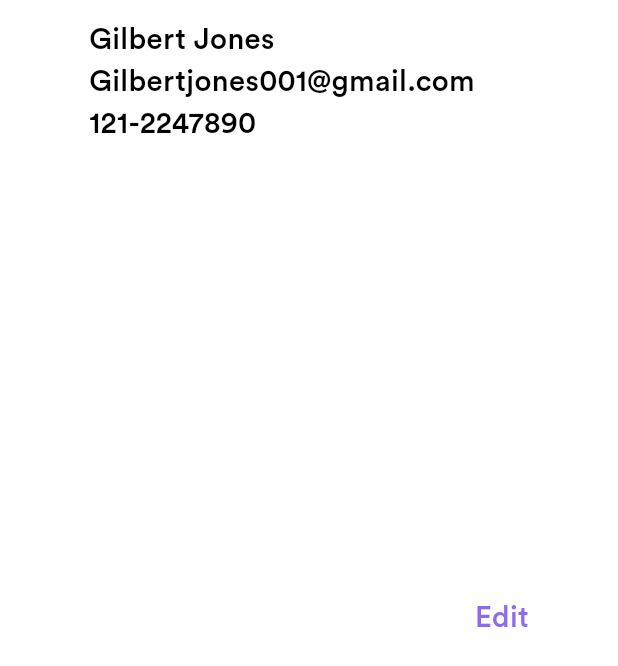
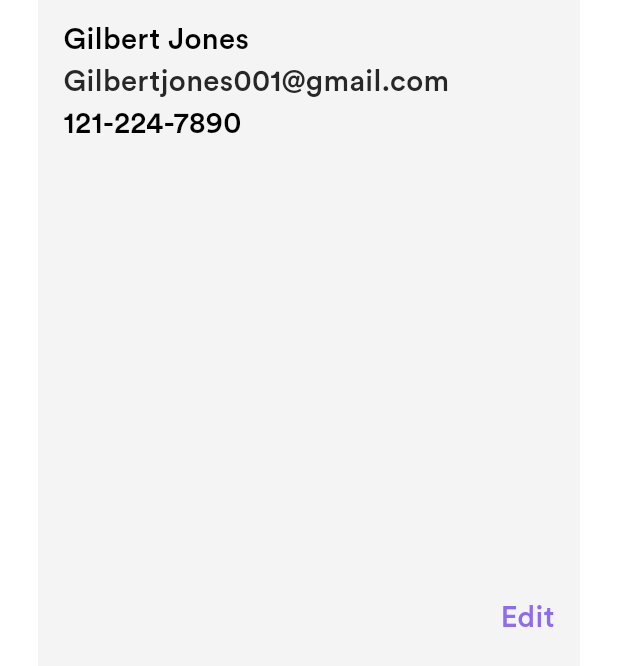
Before and after one commit to OLADISEA/Fashion-Finds, a Flutter app: what userInfo() shows on an empty page, opened directly, on a phone screen of 412 x 824 dp. Shown: the top 666 px of the screen. Run offline on Flutter 3.47's test engine with Material 3 defaults, Android fonts, the light colour scheme and no system bars; our stand-ins replace carousel_slider, equatable, flutter_bloc, flutter_screenutil, persistent_bottom_nav_bar.

Commit message:
Refactored some codes

```diff
--- a/lib/src/ui/screen/settings_page/widget/widget.dart
+++ b/lib/src/ui/screen/settings_page/widget/widget.dart
@@ -1,21 +1,25 @@
 import 'package:fashion_finds/src/ui/common/app_colors/app_colors.dart';
 import 'package:fashion_finds/src/ui/common/widgets/widgets.dart';
-import 'package:flutter/cupertino.dart';
+import 'package:flutter/material.dart';
 import 'package:flutter_screenutil/flutter_screenutil.dart';
 
-Widget userInfo(){
+Widget userInfo(BuildContext context){
   return Container(
+    decoration: BoxDecoration(
+      color: Theme.of(context).colorScheme.tertiary,
+
+    ),
     margin: EdgeInsets.symmetric(horizontal: 24.w),
     padding: EdgeInsets.symmetric(horizontal: 16.w,vertical: 13.h),
     child: Row(
-      mainAxisAlignment: MainAxisAlignment.center,
+      mainAxisAlignment: MainAxisAlignment.spaceBetween,
       children: [
         Column(
           crossAxisAlignment: CrossAxisAlignment.start,
           children: [
             reusableText(text: "Gilbert Jones"),
-            reusableText(text: "Gilbertjones001@gmail.com"),
-            reusableText(text: "121-2247890")
+            reusableText(text: "Gilbertjones001@gmail.com",color: Theme.of(context).colorScheme.onPrimary),
+            reusableText(text: "121-224-7890")
           ],
         ),
         myTextButton(text: "Edit", onTap: (){},color: AppColor.splashScreenColor)
```
